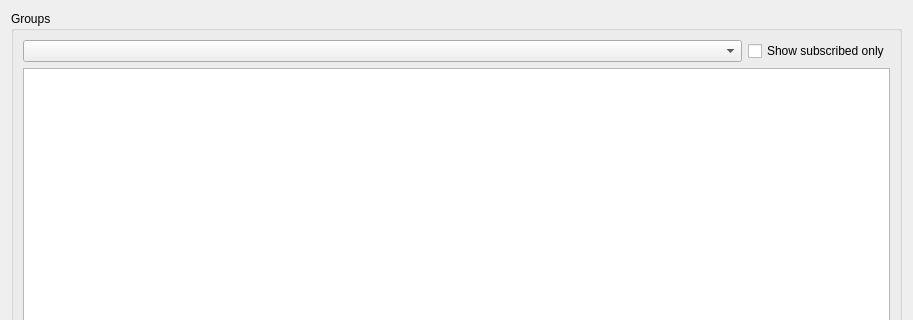
The window that app/gui/groups.ui (ensisoft/newsflash-plus) describes before a commit, drawn with Qt 5; both pictures show x 0 to 913 and y 0 to 320 of the 913 by 507 pixel window.
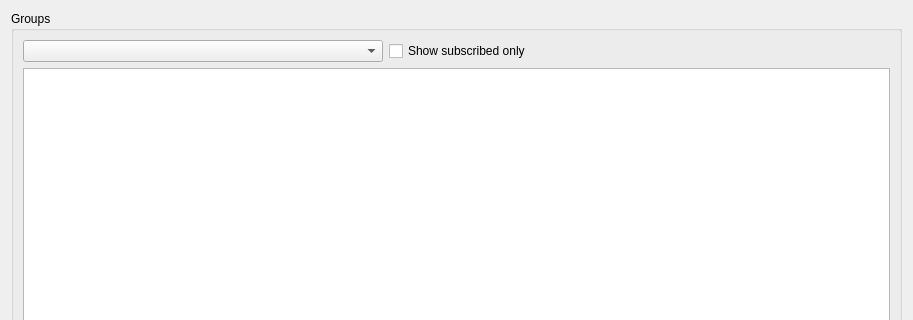
The same window after the commit. Icons and pictures are not drawn.

```diff
--- a/app/gui/groups.ui
+++ b/app/gui/groups.ui
@@ -43,6 +43,19 @@
           </property>
          </widget>
         </item>
+        <item>
+         <spacer name="horizontalSpacer">
+          <property name="orientation">
+           <enum>Qt::Horizontal</enum>
+          </property>
+          <property name="sizeHint" stdset="0">
+           <size>
+            <width>40</width>
+            <height>20</height>
+           </size>
+          </property>
+         </spacer>
+        </item>
        </layout>
       </item>
       <item>
```
